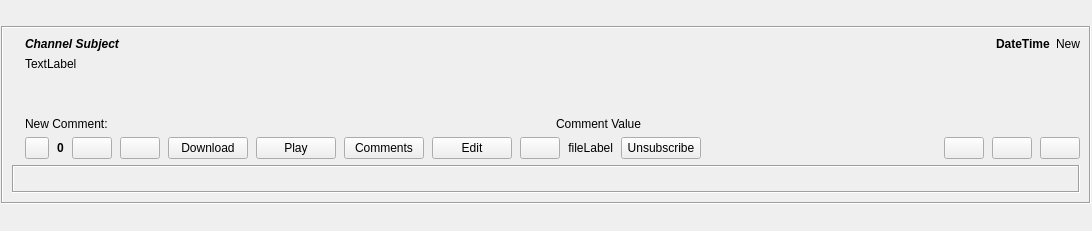
Qt form retroshare-gui/src/gui/feeds/GxsChannelPostItem.ui (RetroShare/RetroShare) before a commit.
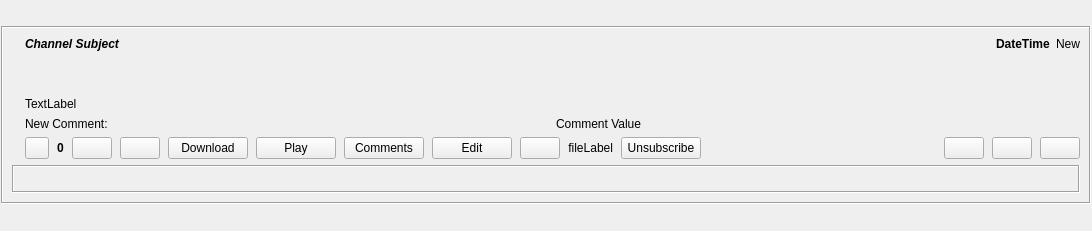
The same form after that commit. Custom widgets are drawn as their Qt base class.

Commit message:
Hide the Subscribe Button on the Channel Post & Forum MSG Feeds
* Hide the Subscribe Button on the Channel Post & Forum MSG Feeds
* Fixed to enabled the RS Links for Channel Names back.

Patch:
```diff
--- a/retroshare-gui/src/gui/feeds/GxsChannelPostItem.ui
+++ b/retroshare-gui/src/gui/feeds/GxsChannelPostItem.ui
@@ -77,7 +77,7 @@
           <item>
            <layout class="QHBoxLayout" name="tilteHLayout">
             <item>
-             <widget class="StyledElidedLabel" name="titleLabel">
+             <widget class="QLabel" name="titleLabel">
               <property name="sizePolicy">
                <sizepolicy hsizetype="MinimumExpanding" vsizetype="Preferred">
                 <horstretch>0</horstretch>
@@ -124,16 +124,6 @@
             </item>
            </layout>
           </item>
-          <item>
-           <widget class="QLabel" name="subjectLabel">
-            <property name="text">
-             <string notr="true">TextLabel</string>
-            </property>
-            <property name="openExternalLinks">
-             <bool>true</bool>
-            </property>
-           </widget>
-          </item>
           <item>
            <spacer name="verticalSpacer_2">
             <property name="orientation">
@@ -147,6 +137,16 @@
             </property>
            </spacer>
           </item>
+          <item>
+           <widget class="QLabel" name="subjectLabel">
+            <property name="text">
+             <string notr="true">TextLabel</string>
+            </property>
+            <property name="openExternalLinks">
+             <bool>true</bool>
+            </property>
+           </widget>
+          </item>
           <item>
            <layout class="QHBoxLayout" name="newCommHLayout">
             <property name="topMargin">
@@ -469,11 +469,6 @@
   </layout>
  </widget>
  <customwidgets>
-  <customwidget>
-   <class>StyledElidedLabel</class>
-   <extends>QLabel</extends>
-   <header>gui/common/StyledElidedLabel.h</header>
-  </customwidget>
   <customwidget>
    <class>ElidedLabel</class>
    <extends>QLabel</extends>
```
The commit also changes 3 other files.
